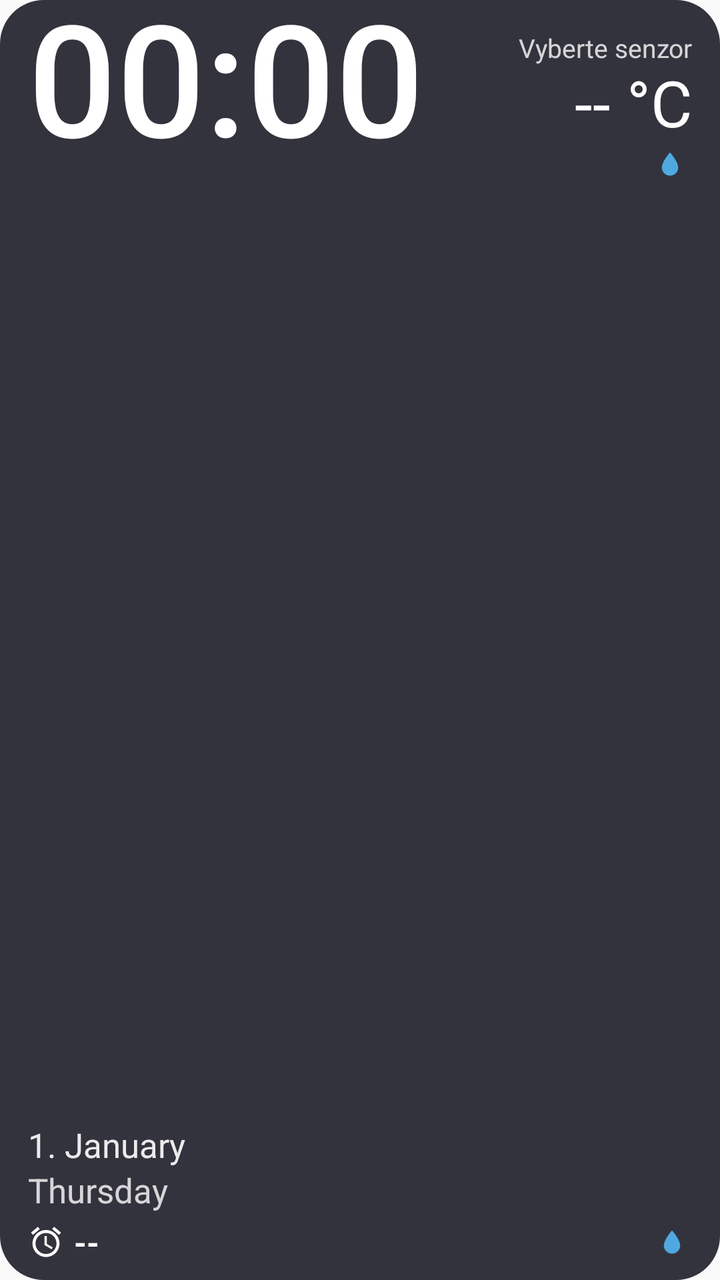
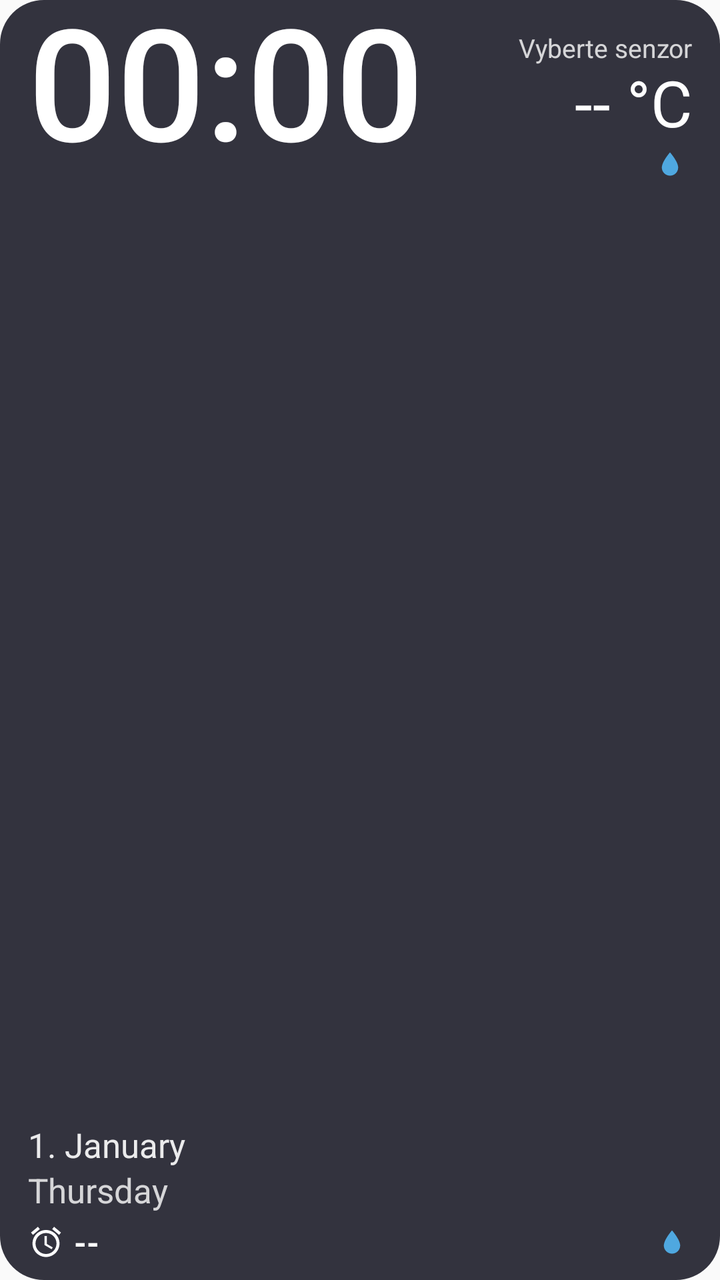

Before-and-after screenshots of an Android layout around one commit, followed by the original layout XML and the change that was made.
<!-- AndroidManifest.xml: application theme android:Theme.Material.Light.DarkActionBar -->
<!-- res/layout/widget.xml -->
<?xml version="1.0" encoding="utf-8"?>
<LinearLayout xmlns:android="http://schemas.android.com/apk/res/android"
    android:id="@+id/root"
    android:layout_width="match_parent"
    android:layout_height="match_parent"
    android:background="@drawable/widget_bg"
    android:orientation="horizontal"
    android:paddingStart="14dp"
    android:paddingTop="8dp"
    android:paddingEnd="14dp"
    android:paddingBottom="8dp">

    <FrameLayout
        android:id="@+id/left"
        android:layout_width="0dp"
        android:layout_height="match_parent"
        android:layout_weight="1.6">

        <RelativeLayout
            android:layout_width="match_parent"
            android:layout_height="match_parent">

            <LinearLayout
                android:id="@+id/left_bottom"
                android:layout_width="wrap_content"
                android:layout_height="wrap_content"
                android:layout_alignParentBottom="true"
                android:gravity="start"
                android:orientation="vertical">

                <TextClock
                    android:id="@+id/date"
                    android:layout_width="wrap_content"
                    android:layout_height="wrap_content"
                    android:ellipsize="end"
                    android:format12Hour="d. MMMM"
                    android:format24Hour="d. MMMM"
                    android:maxLines="1"
                    android:textColor="#E6FFFFFF"
                    android:textSize="17sp" />

                <TextClock
                    android:id="@+id/weekday"
                    android:layout_width="wrap_content"
                    android:layout_height="wrap_content"
                    android:ellipsize="end"
                    android:format12Hour="EEEE"
                    android:format24Hour="EEEE"
                    android:maxLines="1"
                    android:textColor="#CCFFFFFF"
                    android:textSize="17sp" />

                <LinearLayout
                    android:id="@+id/alarm_row"
                    android:layout_width="wrap_content"
                    android:layout_height="wrap_content"
                    android:layout_marginTop="4dp"
                    android:gravity="center_vertical"
                    android:orientation="horizontal">

                    <ImageView
                        android:id="@+id/alarm_icon"
                        android:layout_width="18dp"
                        android:layout_height="18dp"
                        android:src="@drawable/ic_alarm" />

                    <TextView
                        android:id="@+id/alarm"
                        android:layout_width="wrap_content"
                        android:layout_height="wrap_content"
                        android:layout_marginStart="5dp"
                        android:maxLines="1"
                        android:text="--"
                        android:textColor="#FFFFFF"
                        android:textSize="16sp"
                        android:textStyle="bold" />
                </LinearLayout>
            </LinearLayout>

            <TextClock
                android:id="@+id/clock"
                android:layout_width="match_parent"
                android:layout_height="wrap_content"
                android:layout_above="@id/left_bottom"
                android:layout_alignParentTop="true"
                android:layout_marginTop="-12dp"
                android:autoSizeMaxTextSize="120sp"
                android:autoSizeMinTextSize="30sp"
                android:autoSizeStepGranularity="1sp"
                android:autoSizeTextType="uniform"
                android:fontFamily="sans-serif-medium"
                android:format12Hour="HH:mm"
                android:format24Hour="HH:mm"
                android:gravity="start|top"
                android:includeFontPadding="false"
                android:maxLines="1"
                android:textColor="#FFFFFF"
                android:textSize="70sp" />
        </RelativeLayout>

        <ImageView
            android:id="@+id/click_left"
            android:layout_width="match_parent"
            android:layout_height="match_parent" />
    </FrameLayout>

    <LinearLayout
        android:layout_width="0dp"
        android:layout_height="match_parent"
        android:layout_marginStart="8dp"
        android:layout_weight="1"
        android:gravity="end"
        android:orientation="vertical">

        <TextView
            android:id="@+id/sensor_name"
            android:layout_width="match_parent"
            android:layout_height="wrap_content"
            android:layout_marginTop="7dp"
            android:ellipsize="end"
            android:gravity="end"
            android:maxLines="1"
            android:text="Vyberte senzor"
            android:textColor="#CCFFFFFF"
            android:textSize="13sp" />

        <TextView
            android:id="@+id/temp"
            android:layout_width="match_parent"
            android:layout_height="40dp"
            android:autoSizeMaxTextSize="32sp"
            android:autoSizeMinTextSize="18sp"
            android:autoSizeStepGranularity="1sp"
            android:autoSizeTextType="uniform"
            android:gravity="end|center_vertical"
            android:includeFontPadding="false"
            android:maxLines="1"
            android:text="-- °C"
            android:textColor="#FFFFFF"
            android:textSize="32sp" />

        <LinearLayout
            android:id="@+id/hum_row"
            android:layout_width="wrap_content"
            android:layout_height="wrap_content"
            android:gravity="end|center_vertical"
            android:orientation="horizontal">

            <ImageView
                android:id="@+id/hum_icon"
                android:layout_width="14dp"
                android:layout_height="14dp"
                android:src="@drawable/ic_drop" />

            <TextView
                android:id="@+id/hum"
                android:layout_width="wrap_content"
                android:layout_height="wrap_content"
                android:layout_marginStart="4dp"
                android:maxLines="1"
                android:text=""
                android:textColor="#CCFFFFFF"
                android:textSize="14sp" />
        </LinearLayout>

        <TextView
            android:id="@+id/range"
            android:layout_width="wrap_content"
            android:layout_height="wrap_content"
            android:maxLines="1"
            android:text=""
            android:textColor="#B3FFFFFF"
            android:textSize="12sp" />

        <FrameLayout
            android:layout_width="match_parent"
            android:layout_height="0dp"
            android:layout_weight="1" />

        <LinearLayout
            android:id="@+id/row2"
            android:layout_width="match_parent"
            android:layout_height="wrap_content"
            android:gravity="end"
            android:orientation="vertical">

            <TextView
                android:id="@+id/sensor2_name"
                android:layout_width="match_parent"
                android:layout_height="wrap_content"
                android:ellipsize="end"
                android:gravity="end"
                android:maxLines="1"
                android:text=""
                android:textColor="#B3FFFFFF"
                android:textSize="12sp" />

            <LinearLayout
                android:layout_width="wrap_content"
                android:layout_height="wrap_content"
                android:gravity="center_vertical"
                android:orientation="horizontal">

                <TextView
                    android:id="@+id/sensor2_temp"
                    android:layout_width="wrap_content"
                    android:layout_height="wrap_content"
                    android:maxLines="1"
                    android:text=""
                    android:textColor="#FFFFFF"
                    android:textSize="16sp"
                    android:textStyle="bold" />

                <LinearLayout
                    android:id="@+id/hum2_group"
                    android:layout_width="wrap_content"
                    android:layout_height="wrap_content"
                    android:layout_marginStart="8dp"
                    android:baselineAlignedChildIndex="1"
                    android:gravity="center_vertical"
                    android:orientation="horizontal">

                    <ImageView
                        android:layout_width="14dp"
                        android:layout_height="14dp"
                        android:src="@drawable/ic_drop" />

                    <TextView
                        android:id="@+id/sensor2_hum"
                        android:layout_width="wrap_content"
                        android:layout_height="wrap_content"
                        android:layout_marginStart="3dp"
                        android:maxLines="1"
                        android:text=""
                        android:textColor="#CCFFFFFF"
                        android:textSize="14sp" />
                </LinearLayout>
            </LinearLayout>
        </LinearLayout>
    </LinearLayout>
</LinearLayout>
<!-- resources referenced by this layout -->
<resources>
  <!-- drawable ic_alarm (drawable) -->
  <?xml version="1.0" encoding="utf-8"?>
  <vector xmlns:android="http://schemas.android.com/apk/res/android"
      android:width="24dp"
      android:height="24dp"
      android:viewportWidth="24"
      android:viewportHeight="24">
      <path
          android:fillColor="#FFFFFF"
          android:pathData="M22,5.72l-4.6,-3.86 -1.29,1.53 4.6,3.86L22,5.72zM7.88,3.39L6.6,1.86 2,5.71l1.29,1.53 4.59,-3.85zM12.5,8H11v6l4.75,2.85 0.75,-1.23 -4,-2.37V8zM12,4c-4.97,0 -9,4.03 -9,9s4.02,9 9,9c4.97,0 9,-4.03 9,-9s-4.03,-9 -9,-9zM12,20c-3.87,0 -7,-3.13 -7,-7s3.13,-7 7,-7 7,3.13 7,7 -3.13,7 -7,7z" />
  </vector>
  <!-- drawable ic_drop (drawable) -->
  <?xml version="1.0" encoding="utf-8"?>
  <vector xmlns:android="http://schemas.android.com/apk/res/android"
      android:width="24dp"
      android:height="24dp"
      android:viewportWidth="24"
      android:viewportHeight="24">
      <path
          android:fillColor="#4FA8E0"
          android:pathData="M12,2 C12,2 5,10 5,15 A7,7 0 0,0 19,15 C19,10 12,2 12,2 Z" />
  </vector>
  <!-- drawable widget_bg (drawable) -->
  <?xml version="1.0" encoding="utf-8"?>
  <shape xmlns:android="http://schemas.android.com/apk/res/android"
      android:shape="rectangle">
      <solid android:color="#E61E1F2B" />
      <corners android:radius="22dp" />
  </shape>
</resources>

<!-- the commit's change to res/layout/widget.xml (unified diff, before → after) -->
@@ -83,7 +83,7 @@
                 android:layout_height="wrap_content"
                 android:layout_above="@id/left_bottom"
                 android:layout_alignParentTop="true"
-                android:layout_marginTop="-12dp"
+                android:layout_marginTop="-10dp"
                 android:autoSizeMaxTextSize="120sp"
                 android:autoSizeMinTextSize="30sp"
                 android:autoSizeStepGranularity="1sp"
